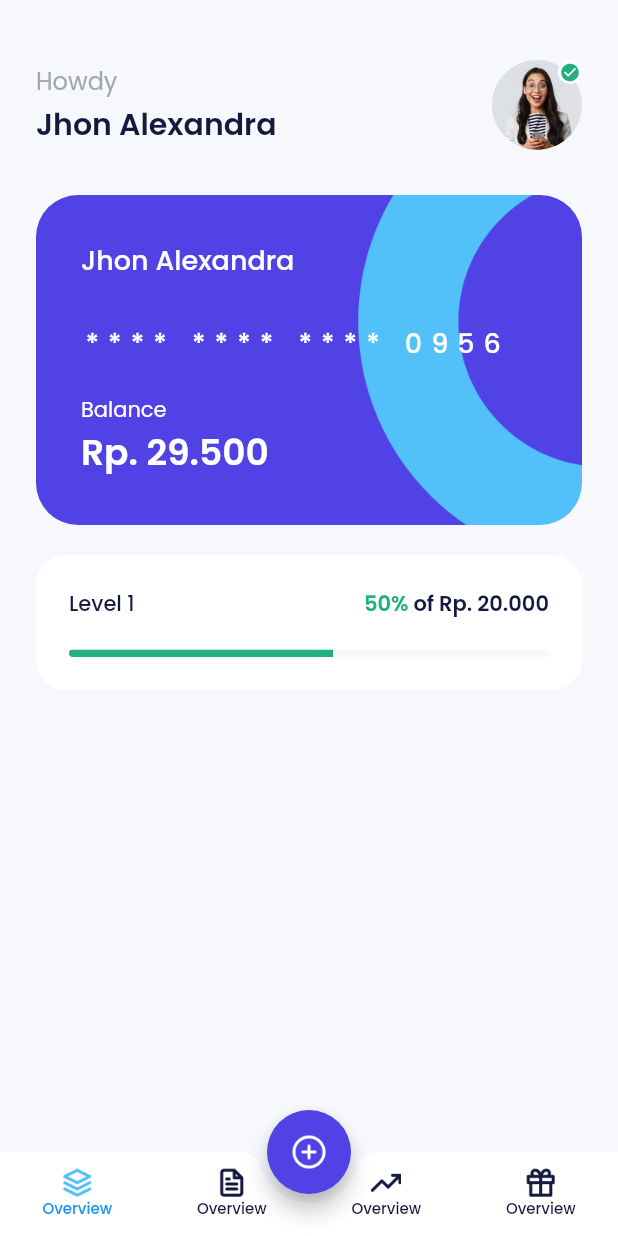
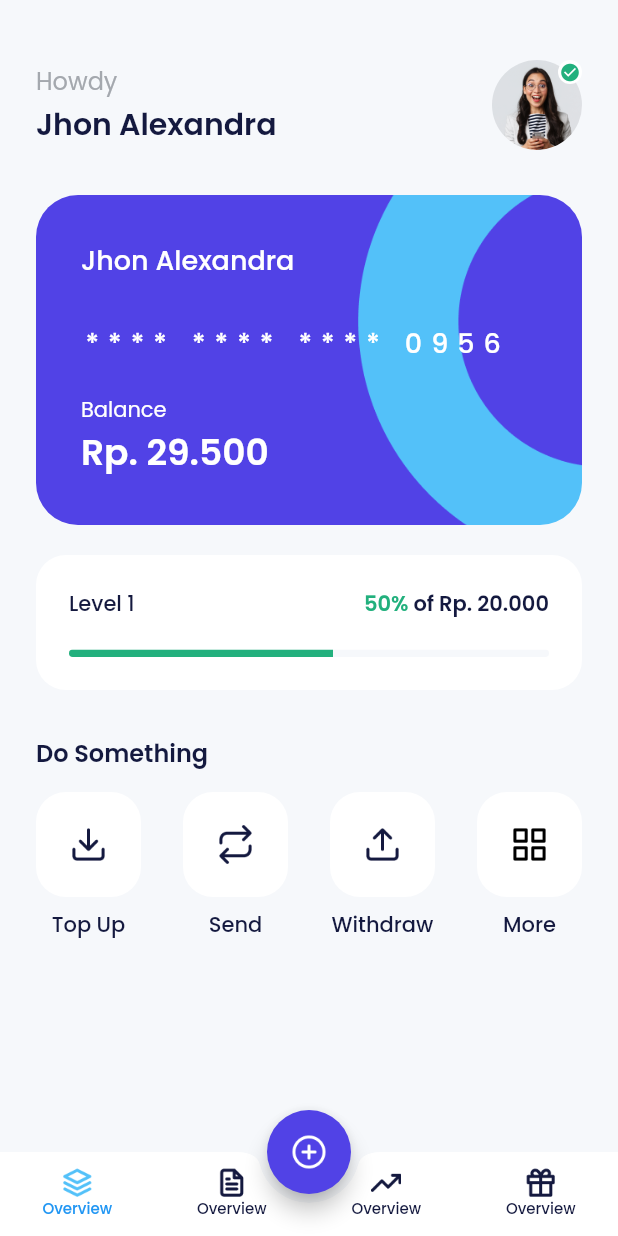
Before and after one commit to yusuffront99/e-wallet-app, a Flutter app: the HomePage screen opened by its route, on a phone screen of 412 x 824 dp. Run offline on Flutter 3.47's test engine with Material 2 defaults, Android fonts, the phone set to English and light mode, and no system bars; our stand-ins replace carousel_slider, google_fonts.

Commit message:
updated codes --home page : build service item  section

```diff
--- a/lib/ui/pages/home_page.dart
+++ b/lib/ui/pages/home_page.dart
@@ -1,4 +1,5 @@
 import 'package:e_wallet_app/shared/theme.dart';
+import 'package:e_wallet_app/ui/widgets/home_service_item.dart';
 import 'package:flutter/material.dart';
 
 class HomePage extends StatelessWidget {
@@ -79,6 +80,7 @@ class HomePage extends StatelessWidget {
           buildProfile(),
           buildWalletCard(),
           buildLevel(),
+          buildServices(),
         ],
       ),
     );
@@ -258,4 +260,52 @@ class HomePage extends StatelessWidget {
     );
   }
   // === level
+
+  // === services
+  Widget buildServices() {
+    return Container(
+      margin: const EdgeInsets.only(top: 30),
+      child: Column(
+        crossAxisAlignment: CrossAxisAlignment.start,
+        children: [
+          Text(
+            'Do Something',
+            style: blackTextStyle.copyWith(
+              fontWeight: semiBold,
+              fontSize: 16,
+            ),
+          ),
+          const SizedBox(
+            height: 14,
+          ),
+          Row(
+            mainAxisAlignment: MainAxisAlignment.spaceBetween,
+            children: [
+              HomeServiceItem(
+                iconUrl: 'assets/ic_topup.png',
+                title: 'Top Up',
+                onTap: () {},
+              ),
+              HomeServiceItem(
+                iconUrl: 'assets/ic_send.png',
+                title: 'Send',
+                onTap: () {},
+              ),
+              HomeServiceItem(
+                iconUrl: 'assets/ic_withdraw.png',
+                title: 'Withdraw',
+                onTap: () {},
+              ),
+              HomeServiceItem(
+                iconUrl: 'assets/ic_more.png',
+                title: 'More',
+                onTap: () {},
+              ),
+            ],
+          ),
+        ],
+      ),
+    );
+  }
+  // === services
 }
--- /dev/null
+++ b/lib/ui/widgets/home_service_item.dart
@@ -0,0 +1,42 @@
+import 'package:e_wallet_app/shared/theme.dart';
+import 'package:flutter/material.dart';
+
+class HomeServiceItem extends StatelessWidget {
+  final String iconUrl;
+  final String title;
+  final VoidCallback? onTap;
+
+  const HomeServiceItem({
+    super.key,
+    required this.iconUrl,
+    required this.title,
+    this.onTap,
+  });
+
+  @override
+  Widget build(BuildContext context) {
+    return Column(
+      children: [
+        Container(
+          width: 70,
+          height: 70,
+          margin: const EdgeInsets.only(bottom: 8),
+          decoration: BoxDecoration(
+            borderRadius: BorderRadius.circular(20),
+            color: whiteColor,
+          ),
+          child: Center(
+            child: Image.asset(
+              iconUrl,
+              width: 26,
+            ),
+          ),
+        ),
+        Text(
+          title,
+          style: blackTextStyle.copyWith(fontWeight: medium),
+        ),
+      ],
+    );
+  }
+}
```
